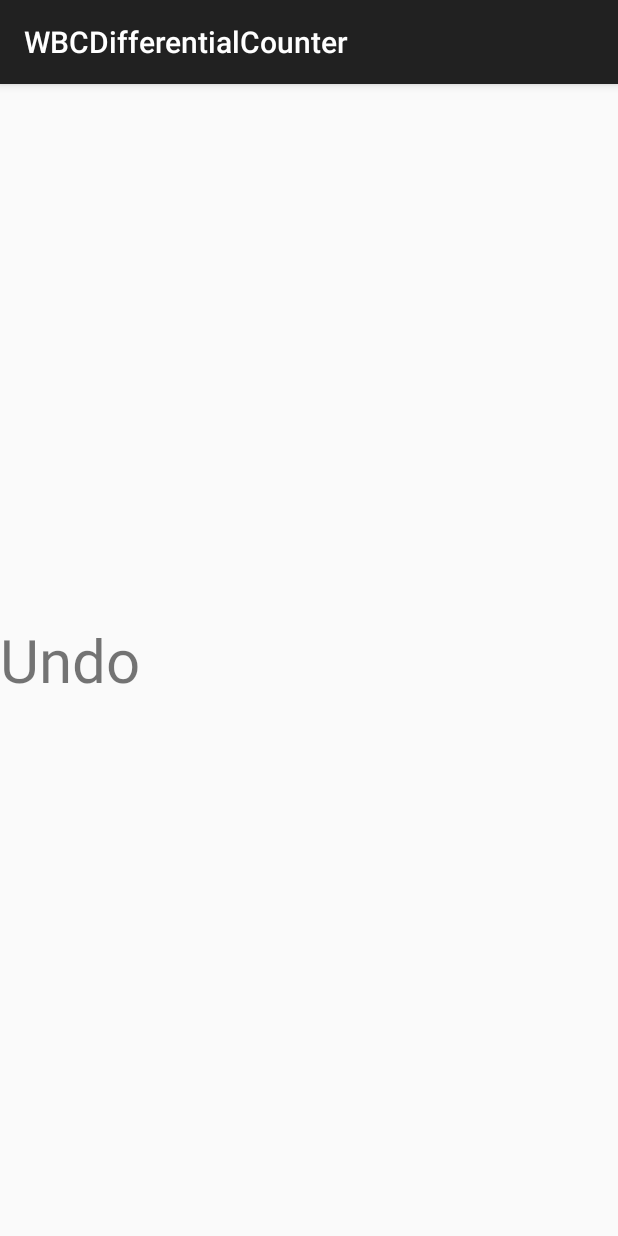
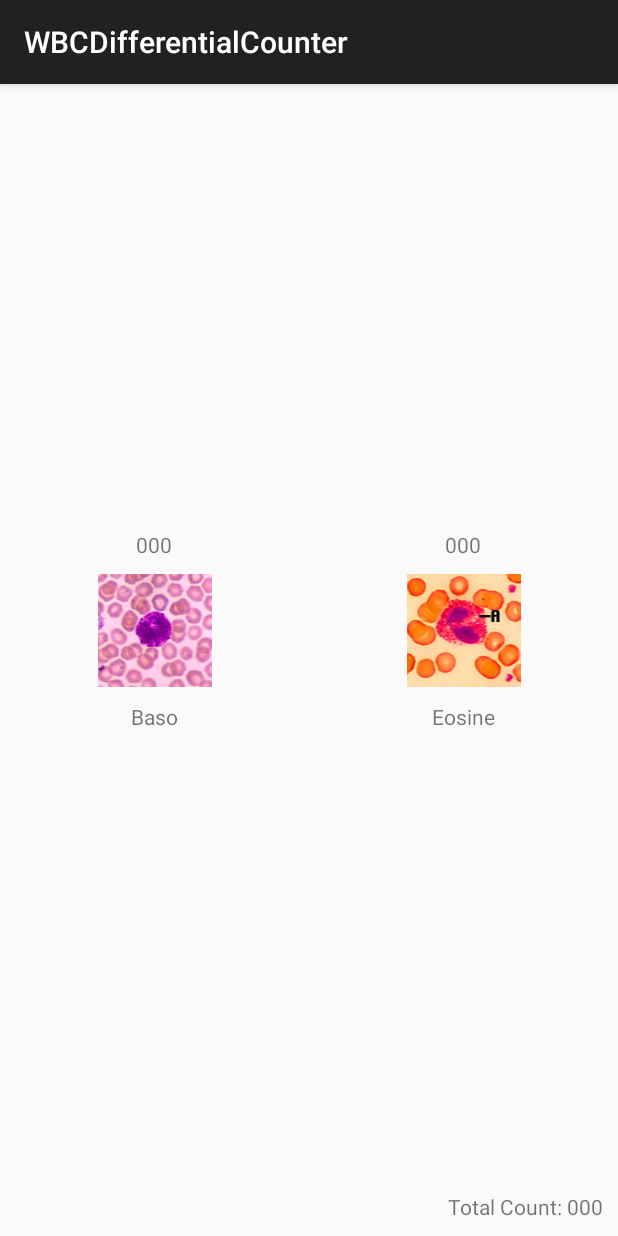
Before and after one commit to sumeshjhn/WBCDifferentialCounter, an Android app: the fragment HomeActivityFragment shown on its own in the app's theme, on a phone screen of 412 x 824 dp. Run offline under Robolectric (Android 15) with nearby library versions, the phone set to English and light mode, and no system bars.

Commit message:
Finished recycler view implementation renamed some packages some code cleanup

```diff
--- a/app/src/main/AndroidManifest.xml
+++ b/app/src/main/AndroidManifest.xml
@@ -8,7 +8,7 @@
         android:label="@string/app_name"
         android:theme="@style/AppTheme">
         <activity
-            android:name=".HomeActivity"
+            android:name=".HomeScreen.HomeActivity"
             android:label="@string/app_name">
             <intent-filter>
                 <action android:name="android.intent.action.MAIN" />
--- a/app/src/main/java/com/bohn/boomesh/wbcdifferentialcounter/HomeActivity.java
+++ b/app/src/main/java/com/bohn/boomesh/wbcdifferentialcounter/HomeScreen/HomeActivity.java
@@ -1,9 +1,11 @@
-package com.bohn.boomesh.wbcdifferentialcounter;
+package com.bohn.boomesh.wbcdifferentialcounter.HomeScreen;
 
 import android.os.Bundle;
 import android.support.v7.app.AppCompatActivity;
 import android.view.Menu;
 import android.view.MenuItem;
+
+import com.bohn.boomesh.wbcdifferentialcounter.R;
 
 
 public class HomeActivity extends AppCompatActivity {
--- /dev/null
+++ b/app/src/main/java/com/bohn/boomesh/wbcdifferentialcounter/HomeScreen/WBCCounterAdapter.java
@@ -0,0 +1,82 @@
+package com.bohn.boomesh.wbcdifferentialcounter.HomeScreen;
+
+import android.support.v7.widget.RecyclerView;
+import android.view.LayoutInflater;
+import android.view.View;
+import android.view.ViewGroup;
+import android.widget.AdapterView;
+import android.widget.ImageView;
+import android.widget.TextView;
+
+import com.bohn.boomesh.wbcdifferentialcounter.R;
+import com.bohn.boomesh.wbcdifferentialcounter.models.WhiteBloodCell;
+
+import java.util.List;
+
+/**
+ * Created by Sumesh on 15-05-16.
+ */
+public class WBCCounterAdapter extends RecyclerView.Adapter<WBCCounterAdapter.ViewHolder> {
+
+    public interface OnItemClickedListener {
+        void onItemClicked(int pPosition, View pView);
+    }
+
+    private List<WhiteBloodCell> mListOfWBC;
+    private OnItemClickedListener mItemClickedListener;
+
+    public WBCCounterAdapter(List<WhiteBloodCell> pList, OnItemClickedListener pListener) {
+        mListOfWBC = pList;
+        mItemClickedListener = pListener;
+    }
+
+    @Override
+    public ViewHolder onCreateViewHolder(ViewGroup parent, int viewType) {
+        final View view = LayoutInflater.from(parent.getContext()).inflate(R.layout.differential_cell_view, parent, false);
+        final ViewHolder viewHolder = new ViewHolder(view);
+        return viewHolder;
+    }
+
+    @Override
+    public void onBindViewHolder(ViewHolder holder, int position) {
+        if (mListOfWBC == null) {
+            return;
+        }
+
+        final WhiteBloodCell whiteBloodCell = mListOfWBC.get(position);
+        holder.mCounterTextView.setText(WhiteBloodCell.getFormattedCellCount(whiteBloodCell.getCount()));
+        holder.mCellImageView.setImageResource(whiteBloodCell.getType().mImageResourceId);
+        holder.mCellNameTextView.setText(whiteBloodCell.getType().mStringResourceId);
+    }
+
+    @Override
+    public int getItemCount() {
+        return mListOfWBC.size();
+    }
+
+    public class ViewHolder extends RecyclerView.ViewHolder implements View.OnClickListener {
+
+        public TextView mCounterTextView;
+        public ImageView mCellImageView;
+        public TextView mCellNameTextView;
+
+        public ViewHolder(View itemView) {
+            super(itemView);
+            mCounterTextView = (TextView) itemView.findViewById(R.id.cell_count_text_view);
+            mCellImageView = (ImageView) itemView.findViewById(R.id.cell_img);
+            mCellNameTextView = (TextView) itemView.findViewById(R.id.cell_title);
+            itemView.setOnClickListener(this);
+        }
+
+        public void setOnItemClickListener(OnItemClickedListener pListener) {
+            mItemClickedListener = pListener;
+        }
+
+        @Override
+        public void onClick(View v) {
+            if (mItemClickedListener != null) {
+                mItemClickedListener.onItemClicked(getAdapterPosition(), v);
+            }
+        }
+    }
+}
--- a/app/src/main/java/com/bohn/boomesh/wbcdifferentialcounter/models/WhiteBloodCell.java
+++ b/app/src/main/java/com/bohn/boomesh/wbcdifferentialcounter/models/WhiteBloodCell.java
@@ -56,6 +56,9 @@ public class WhiteBloodCell implements Parcelable {
         mCount = pCount;
     }
 
+    public static String getFormattedCellCount(int cellCount) {
+        return String.format("%03d", cellCount);
+    }
 
     /*
         Parcelable methods
--- a/app/src/main/res/layout/fragment_home.xml
+++ b/app/src/main/res/layout/fragment_home.xml
@@ -1,18 +1,22 @@
 <LinearLayout xmlns:android="http://schemas.android.com/apk/res/android"
     android:layout_width="match_parent"
+    android:layout_height="match_parent"
     android:gravity="center"
-    android:layout_height="match_parent">
-
-    <TextView
-        android:id="@+id/dummy_text"
-        android:layout_width="wrap_content"
-        android:layout_height="wrap_content"
-        android:textSize="40sp"
-        android:text="@string/undo" />
-
+    android:orientation="vertical">
 
     <android.support.v7.widget.RecyclerView
         android:id="@+id/counter_recycler_view"
         android:layout_width="match_parent"
-        android:layout_height="match_parent"/>
+        android:layout_height="0dp"
+        android:layout_weight="1"/>
+
+    <TextView
+        android:id="@+id/total_count_textview"
+        android:layout_width="wrap_content"
+        android:layout_height="wrap_content"
+        android:layout_alignParentBottom="true"
+        android:layout_alignParentRight="true"
+        android:layout_gravity="bottom|right"
+        android:layout_margin="10dp"
+        android:text="Total Count: 000" />
 </LinearLayout>
```
Also changed, not shown: app/src/main/java/com/bohn/boomesh/wbcdifferentialcounter/HomeScreen/HomeActivityFragment.java (renamed from app/src/main/java/com/bohn/boomesh/wbcdifferentialcounter/HomeActivityFragment.java, +38 -25 lines).
